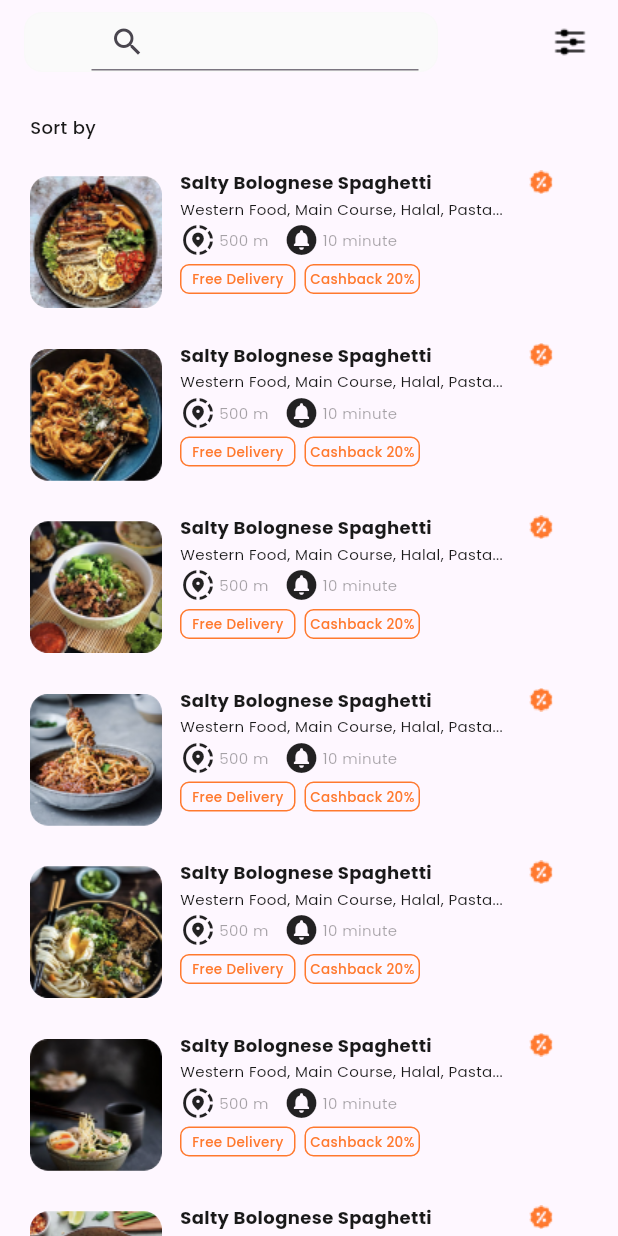
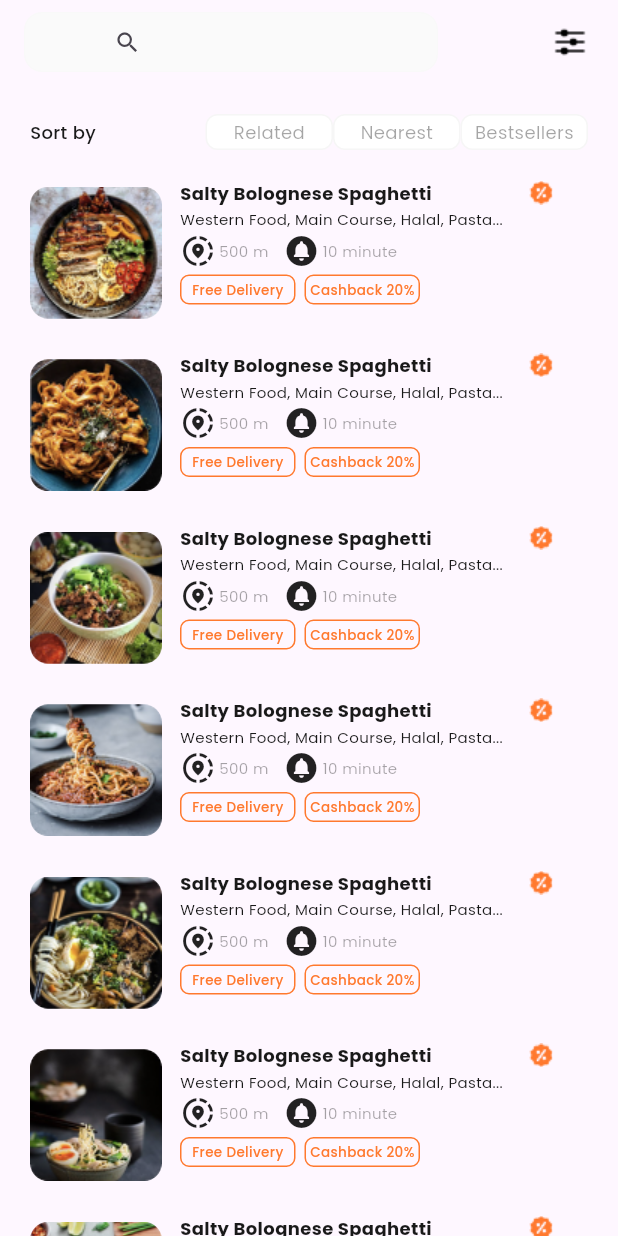
Before and after one commit to fdldestriana/shopee_food, a Flutter app: the screen it shows after launch, on a phone screen of 412 x 824 dp. Run offline on Flutter 3.47's test engine with Material 2 defaults, Android fonts, the phone set to English and light mode, and no system bars; our stand-ins replace equatable, google_fonts.

Commit message:
new commit

```diff
--- a/lib/module/search_result/view/search_result_view.dart
+++ b/lib/module/search_result/view/search_result_view.dart
@@ -2,6 +2,7 @@ import 'package:flutter/material.dart';
 import 'package:google_fonts/google_fonts.dart';
 import 'package:shopee_food/core.dart';
 import 'package:shopee_food/module/main/widget/menu_widget.dart';
+import 'package:shopee_food/module/search_result/widget/category_picker.dart';
 import 'package:shopee_food/utils/color_lib.dart';
 import '../controller/search_result_controller.dart';
 
@@ -38,8 +39,11 @@ class SearchResultView extends StatefulWidget {
               borderRadius: BorderRadius.circular(12)),
           child: const TextField(
             decoration: InputDecoration(
-                contentPadding: EdgeInsets.zero,
-                prefixIcon: Icon(Icons.search)),
+              border: InputBorder.none,
+              contentPadding: EdgeInsets.zero,
+              isDense: true,
+              prefixIcon: Icon(Icons.search),
+            ),
           ),
         ),
         actions: [
@@ -61,6 +65,7 @@ class SearchResultView extends StatefulWidget {
               Padding(
                 padding: const EdgeInsets.symmetric(vertical: 20),
                 child: Row(
+                  mainAxisAlignment: MainAxisAlignment.spaceBetween,
                   children: [
                     Text(
                       'Sort by',
@@ -68,6 +73,10 @@ class SearchResultView extends StatefulWidget {
                           color: ColorLib.darkBlack,
                           fontSize: 12,
                           fontWeight: FontWeight.w500),
+                    ),
+                    ReCategoryPicker(
+                      categories: ['Related', 'Nearest', 'Bestsellers'],
+                      isSelected: false,
                     )
                   ],
                 ),
--- /dev/null
+++ b/lib/module/search_result/widget/category_picker.dart
@@ -0,0 +1,57 @@
+import 'package:flutter/material.dart';
+import 'package:google_fonts/google_fonts.dart';
+import 'package:shopee_food/utils/color_lib.dart';
+
+class ReCategoryPicker extends StatefulWidget {
+  ReCategoryPicker(
+      {super.key, required this.categories, required this.isSelected});
+  final List<String> categories;
+  bool isSelected;
+
+  @override
+  State<ReCategoryPicker> createState() => _ReCategoryPickerState();
+}
+
+class _ReCategoryPickerState extends State<ReCategoryPicker> {
+  @override
+  Widget build(BuildContext context) {
+    return Row(
+      mainAxisAlignment: MainAxisAlignment.spaceBetween,
+      children: [
+        ...List.generate(
+          widget.categories.length,
+          (index) => InkWell(
+            onTap: () {
+              widget.isSelected = !widget.isSelected;
+              setState(() {});
+            },
+            child: Container(
+              width: 85,
+              height: 24,
+              decoration: BoxDecoration(
+                border: Border.all(
+                  width: 1.0,
+                  color: const Color.fromARGB(10, 25, 25, 25),
+                ),
+                borderRadius: BorderRadius.circular(8),
+                color:
+                    widget.isSelected ? ColorLib.primaryColor : ColorLib.white,
+              ),
+              child: Center(
+                child: Text(
+                  widget.categories[index],
+                  style: GoogleFonts.poppins(
+                      color: widget.isSelected
+                          ? ColorLib.white
+                          : const Color.fromARGB(100, 25, 25, 25),
+                      fontSize: 12,
+                      fontWeight: FontWeight.w400),
+                ),
+              ),
+            ),
+          ),
+        )
+      ],
+    );
+  }
+}
```
